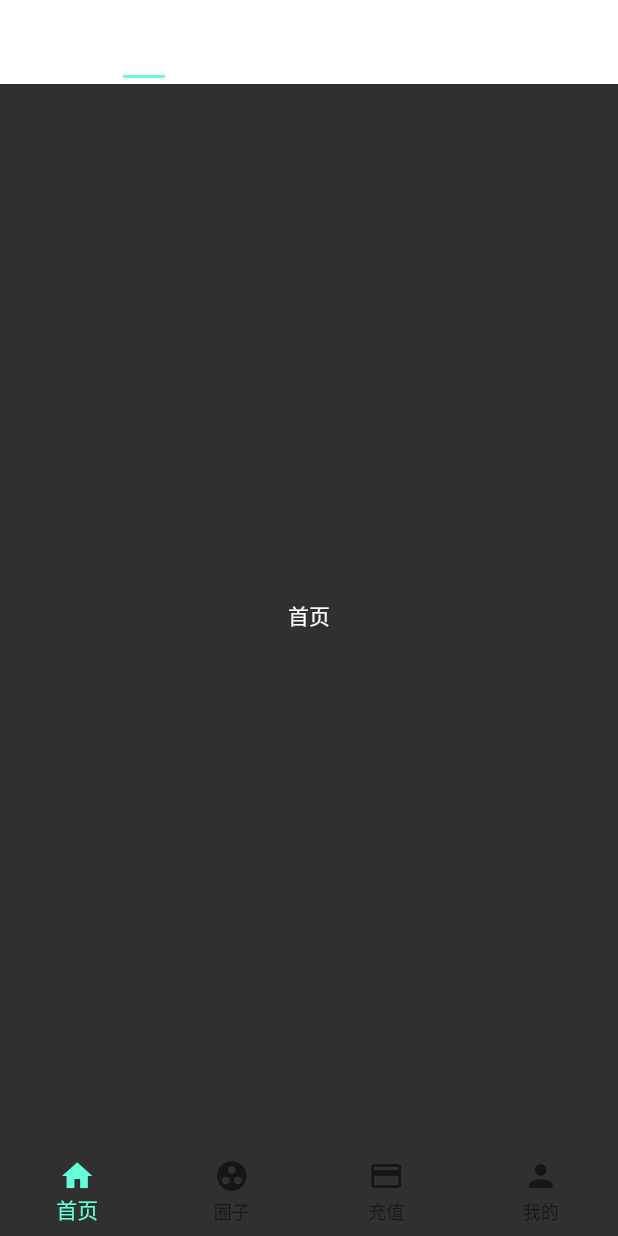
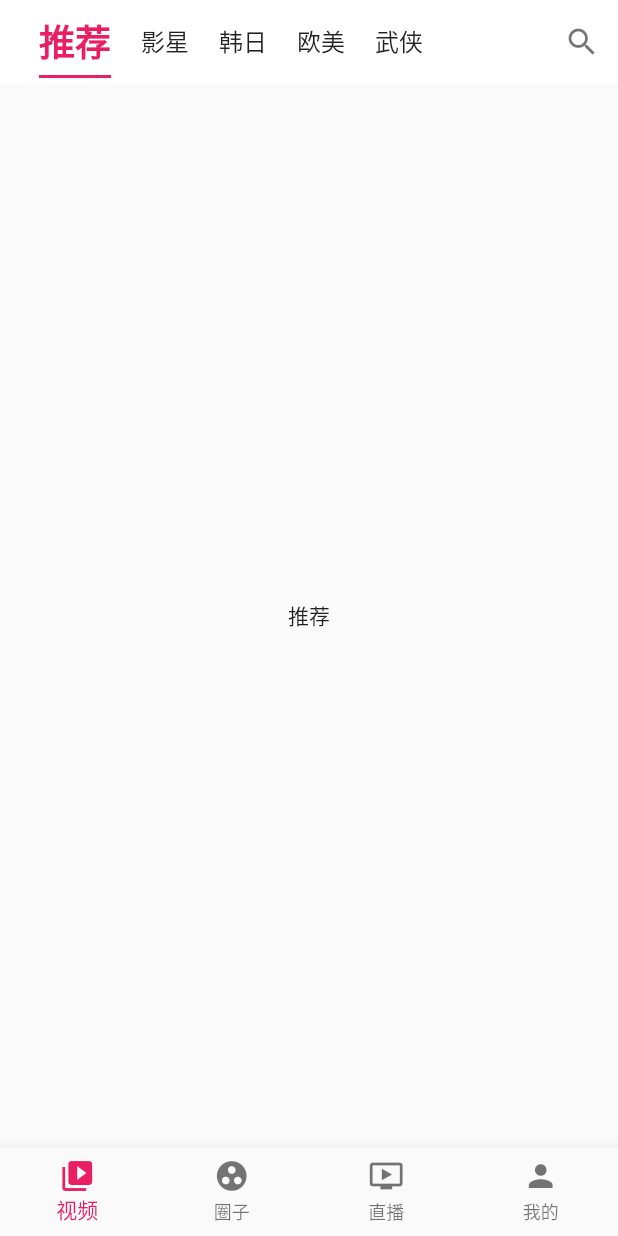
Before and after one commit to sosopop/cicitv, a Flutter app: the screen it shows after launch, on a phone screen of 412 x 824 dp. Run offline on Flutter 3.47's test engine with Material 2 defaults, Android fonts, the phone set to English and light mode, and no system bars.

Commit message:
创建基本目录

```diff
--- /dev/null
+++ b/lib/global/mytheme.dart
@@ -0,0 +1,16 @@
+import 'package:flutter/material.dart';
+import 'dart:ui';
+
+class MyTheme {
+  //按屏幕尺寸计算大小
+  static double sz( double size) {
+    return size;
+  }
+
+  static const Color colorDark = Colors.black54;
+  static const Color color = Colors.pink;
+  static const Color accentColor = Colors.pinkAccent;
+  static const Color bgColor = Colors.white;
+  static const Color fontColor = Colors.black54;
+  static const Color fontDeepColor = Colors.black87;
+}
--- a/lib/index.dart
+++ /dev/null
@@ -1,100 +0,0 @@
-import 'package:flutter/material.dart';
-import 'package:flutter/widgets.dart';
-
-class Index extends StatefulWidget {
-  @override
-  State<Index> createState() => new _IndexState();
-}
-
-class _IndexState extends State<Index> with SingleTickerProviderStateMixin {
-  ScrollController _scrollViewController;
-  TabController _tabController;
-  int _selectIndex = 0;
-
-  @override
-  void initState() {
-    super.initState();
-    _scrollViewController =  ScrollController();
-    _tabController =  TabController(vsync: this, length: 3);// 和下面的 TabBar.tabs 数量对应
-  }
-
-  @override
-  void dispose() {
-    _scrollViewController.dispose();
-    _tabController.dispose();
-    super.dispose();
-  }
-
-  @override
-  Widget build(BuildContext context) {
-    return  MaterialApp(
-      home: Scaffold(
-        appBar:  AppBar(
-          elevation: 0,
-          leading:  IconButton(
-            icon: Icon(Icons.search),
-            onPressed: (){
-            }
-          ),
-          backgroundColor: Colors.white,
-          title:  TabBar(
-            labelPadding: EdgeInsets.symmetric(horizontal: 10),
-            indicatorSize: TabBarIndicatorSize.label,
-            isScrollable: true,
-            controller: _tabController,
-            tabs: <Widget>[
-               Tab(text: "精选"),
-               Tab(text: "推荐"),
-               Tab(text: "影星"),
-            ],
-          ),
-          actions: <Widget>[
-            IconButton(
-              icon: Icon(Icons.access_time),
-              onPressed: (){
-
-              }
-            )
-          ],
-        ),
-        body:  TabBarView(controller: _tabController, children: <Widget>[
-          Center(child:Text('首页')),
-          Center(child:Text('推荐')),
-          Center(child:Text('精选')),
-        ]),
-        bottomNavigationBar: BottomNavigationBar(
-          type: BottomNavigationBarType.fixed,
-          unselectedItemColor: Colors.black54,
-          currentIndex: _selectIndex,
-          onTap: (int index) {
-            setState(() {
-              _selectIndex = index;
-            });
-          },
-          items: <BottomNavigationBarItem> [
-            BottomNavigationBarItem(
-              icon: Icon(Icons.home),
-              title: Text('首页')
-            ),
-            BottomNavigationBarItem(
-              icon: Icon(Icons.group_work),
-              title: Text('圈子')
-            ),
-            BottomNavigationBarItem(
-              icon: Icon(Icons.payment),
-              title: Text('充值')
-            ),
-            BottomNavigationBarItem(
-              icon: Icon(Icons.person),
-              title: Text('我的')
-            ),
-          ]
-        ),
-      ),
-      theme: ThemeData(
-        primarySwatch: Colors.orange,
-        brightness: Brightness.dark,
-      )
-    );
-  }
-}
--- a/lib/main.dart
+++ b/lib/main.dart
@@ -1,4 +1,4 @@
 import 'package:flutter/material.dart';
-import 'index.dart';
+import 'package:cicitv/ui/index.dart';
 
 void main() => runApp(Index());
--- /dev/null
+++ b/lib/ui/index.dart
@@ -0,0 +1,95 @@
+import 'package:cicitv/global/mytheme.dart';
+import 'package:flutter/material.dart';
+import 'package:flutter/widgets.dart';
+
+class Index extends StatefulWidget {
+  @override
+  State<Index> createState() => new _IndexState();
+}
+
+class _IndexState extends State<Index> with TickerProviderStateMixin {
+  TabController _tabController;
+  int _selectIndex = 0;
+
+  @override
+  void initState() {
+    super.initState();
+    _tabController =
+        TabController(vsync: this, length: 5); // 和下面的 TabBar.tabs 数量对应
+  }
+
+  @override
+  void dispose() {
+    _tabController.dispose();
+    super.dispose();
+  }
+
+  @override
+  Widget build(BuildContext context) {
+    return MaterialApp(
+        home: Scaffold(
+          appBar: AppBar(
+            title: TabBar(
+              labelPadding: EdgeInsets.symmetric(horizontal: MyTheme.sz(10)),
+              indicatorSize: TabBarIndicatorSize.label,
+              isScrollable: true,
+              controller: _tabController,
+              labelStyle: TextStyle(
+                  fontSize: MyTheme.sz(24), fontWeight: FontWeight.w600),
+              labelColor: MyTheme.color,
+              unselectedLabelColor: MyTheme.fontDeepColor,
+              unselectedLabelStyle: TextStyle(fontSize: MyTheme.sz(16)),
+              tabs: <Widget>[
+                Tab(text: "推荐"),
+                Tab(text: "影星"),
+                Tab(text: "韩日"),
+                Tab(text: "欧美"),
+                Tab(text: "武侠")
+              ],
+            ),
+            elevation: 0,
+            backgroundColor: MyTheme.bgColor,
+            actions: <Widget>[
+              IconButton(icon: Icon( Icons.search), onPressed:(){
+
+              })
+            ],
+          ),
+          body: TabBarView(
+            controller: _tabController, children: <Widget>[
+            Center(child: Text('推荐')),
+            Center(child: Text('影星')),
+            Center(child: Text('韩日')),
+            Center(child: Text('欧美')),
+            Center(child: Text('武侠'))
+          ]),
+          bottomNavigationBar: BottomNavigationBar(
+              type: BottomNavigationBarType.fixed,
+              unselectedItemColor: MyTheme.fontColor,
+              currentIndex: _selectIndex,
+              onTap: (int index) {
+                setState(() {
+                  _selectIndex = index;
+                });
+              },
+              items: <BottomNavigationBarItem>[
+                BottomNavigationBarItem(
+                    icon: Icon(Icons.video_library), title: Text('视频')),
+                BottomNavigationBarItem(
+                    icon: Icon(Icons.group_work), title: Text('圈子')),
+                BottomNavigationBarItem(
+                    icon: Icon(Icons.ondemand_video), title: Text('直播')),
+                BottomNavigationBarItem(
+                    icon: Icon(Icons.person), title: Text('我的')),
+              ]),
+        ),
+        theme: ThemeData(
+            highlightColor: Colors.transparent,
+            splashColor: Colors.transparent,
+            primaryIconTheme: IconThemeData(
+              color: MyTheme.colorDark
+            ),
+            primarySwatch: MyTheme.color,
+            primaryColor: MyTheme.color));
+  }
+}
--- /dev/null
+++ b/lib/ui/video/video_index.dart
@@ -0,0 +1,11 @@
+import 'package:flutter/material.dart';
+import 'package:flutter/widgets.dart';
+
+class VideoIndex extends StatefulWidget {
+  @override
+  State<Index> createState() => new _IndexState();
+}
+
+class _IndexState extends State<Index> with TickerProviderStateMixin {
+
+}
```
Also changed, not shown: lib/ui/live/live_index.dart (added), lib/ui/me/me_index.dart (added), lib/ui/social/social_index.dart (added), pubspec.lock, 6 other files.
